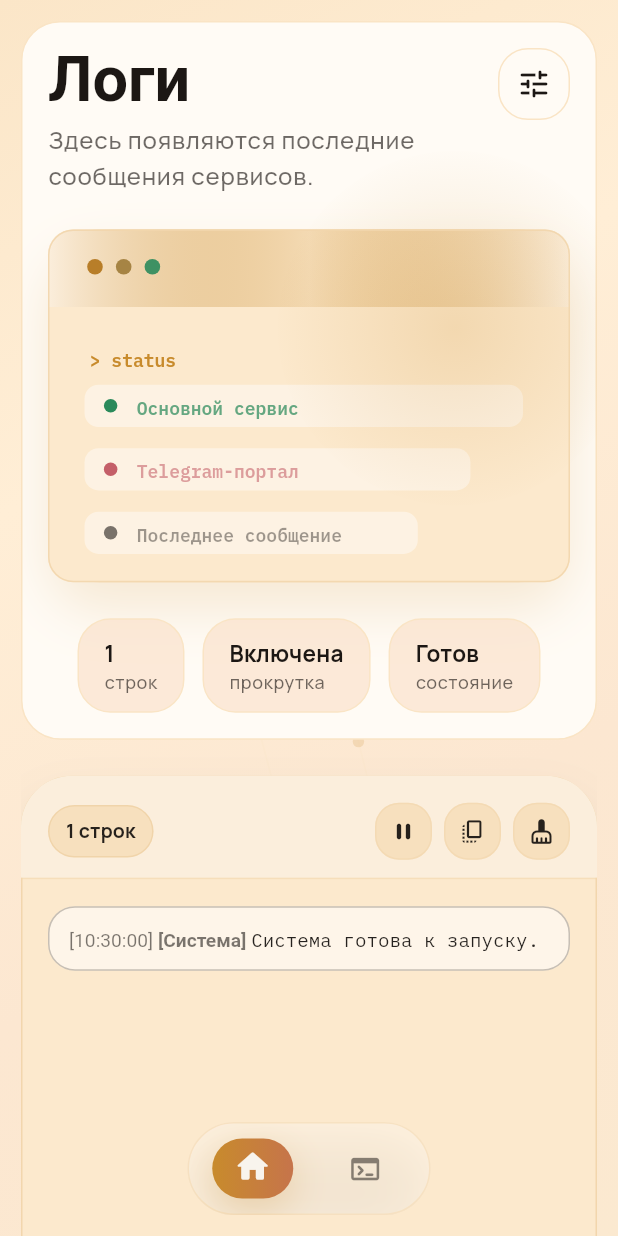
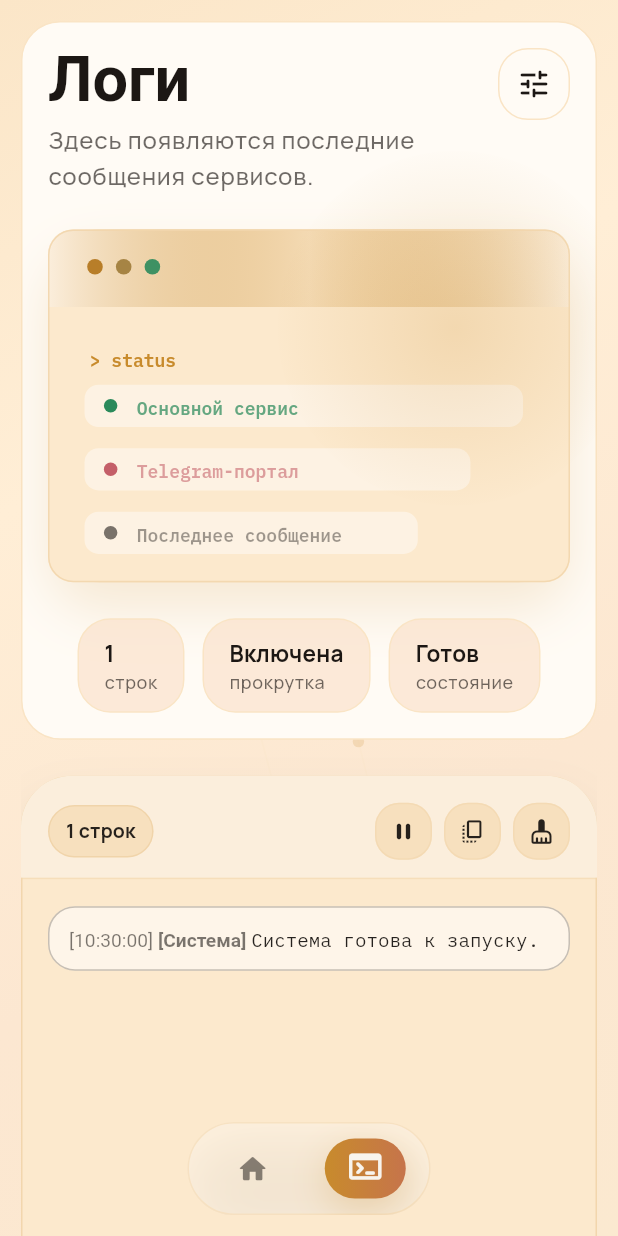
Before and after one commit to QNIX-Dev/QNZapret, a Flutter app: the screen it shows after launch, swiped to page 2, on a phone screen of 412 x 824 dp. Run offline on Flutter 3.47's test engine with Material 3 defaults, Android fonts, the phone set to English and light mode, and no system bars; our stand-ins replace flutter_riverpod, google_fonts, package_info_plus, shared_preferences.

Commit message:
fix: polish launcher icons, swipe navigation and docs pointer

```diff
--- a/lib/app/navigation/app_shell.dart
+++ b/lib/app/navigation/app_shell.dart
@@ -81,7 +81,8 @@ class _AppShellState extends ConsumerState<AppShell> {
                       child: ClipRect(
                         child: PageView(
                           controller: _pageController,
-                          physics: const NeverScrollableScrollPhysics(),
+                          physics: const PageScrollPhysics(),
+                          onPageChanged: _handlePageChanged,
                           children: [
                             _SharedAxisPage(
                               controller: _pageController,
@@ -115,7 +116,9 @@ class _AppShellState extends ConsumerState<AppShell> {
                     child: FloatingNavigationBar(
                       destination: settings.destination,
                       onSelect: (destination) {
-                        HapticFeedback.selectionClick();
+                        if (destination != settings.destination) {
+                          HapticFeedback.selectionClick();
+                        }
                         ref
                             .read(appSettingsControllerProvider.notifier)
                             .setDestination(destination);
@@ -156,10 +159,27 @@ class _AppShellState extends ConsumerState<AppShell> {
 
       await _pageController.animateToPage(
         target.index,
-        duration: AppMotionDurations.page,
+        duration: AppMotionDurations.slow,
         curve: AppMotionCurves.decelerate,
       );
     });
+  }
+
+  void _handlePageChanged(int index) {
+    final destination = AppDestinationX.fromIndex(index);
+    if (destination == _activeDestination) {
+      return;
+    }
+
+    HapticFeedback.selectionClick();
+    setState(() {
+      _activeDestination = destination;
+      _visitTokens[destination] = (_visitTokens[destination] ?? 0) + 1;
+    });
+
+    ref
+        .read(appSettingsControllerProvider.notifier)
+        .setDestination(destination);
   }
 
   Future<void> _openSettings(BuildContext context) {
@@ -235,19 +255,15 @@ class _SharedAxisPage extends StatelessWidget {
 
         final distance = (page - index).clamp(-1.0, 1.0);
         final t = distance.abs();
-        final direction = distance.sign;
-        final opacity = (1 - t * 0.32).clamp(0.0, 1.0);
-        final scale = 1 - t * 0.035;
+        final opacity = (1 - t * 0.12).clamp(0.0, 1.0);
+        final scale = 1 - t * 0.012;
 
         return Opacity(
           opacity: opacity,
-          child: Transform.translate(
-            offset: Offset(direction * 18 * t, 0),
-            child: Transform.scale(
-              scale: scale,
-              alignment: Alignment.center,
-              child: child,
-            ),
+          child: Transform.scale(
+            scale: scale,
+            alignment: Alignment.center,
+            child: child,
           ),
         );
       },
```
Also changed, not shown: pubspec.yaml (+5 -2 lines), assets/branding/app_icon/generated/qnzapret_app_icon_fullbleed.png (added), 16 other files.
